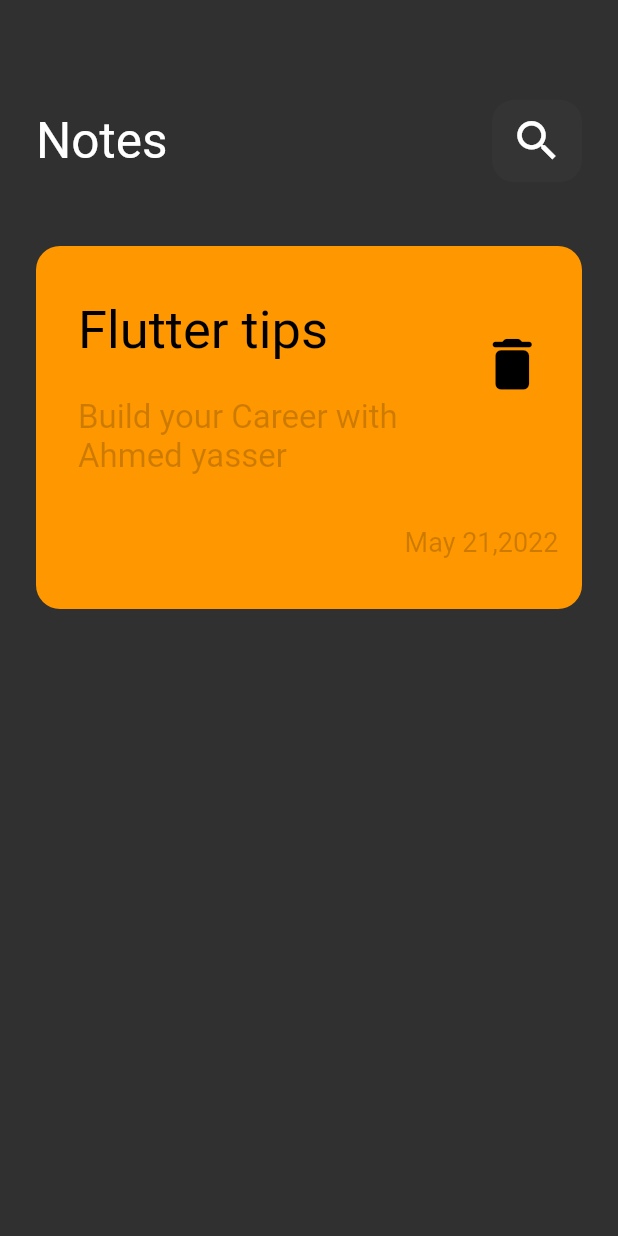
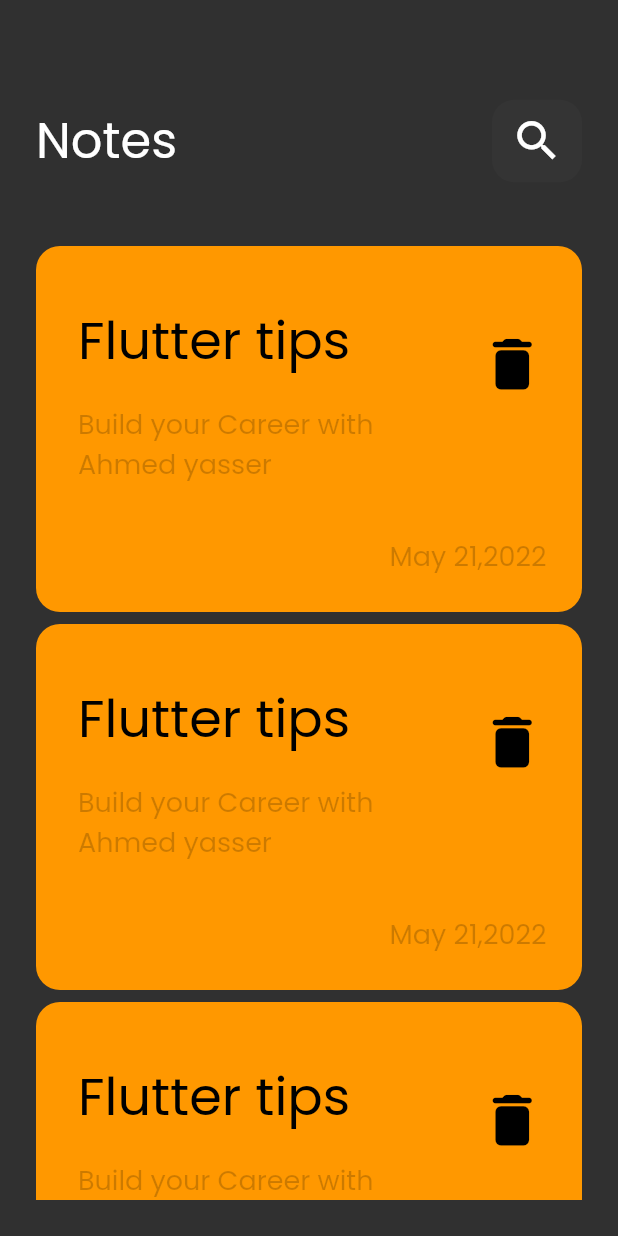
Before and after one commit to ahmed222002182002/project_note_app, a Flutter app: the screen it shows after launch, on a phone screen of 412 x 824 dp. Run offline on Flutter 3.47's test engine with Material 2 defaults, Android fonts, the phone set to English and light mode, and no system bars.

Commit message:
create listView.bulder

```diff
--- a/lib/Screesns/view_body.dart
+++ b/lib/Screesns/view_body.dart
@@ -22,9 +22,21 @@
               CustomIconbutten(),
             ],
           ),
-          Noteitem(),
+          Expanded(child: Noteslistview()),
         ],
       ),
     );
   }
 }
+class Noteslistview extends StatelessWidget {
+  const Noteslistview({super.key});
+  @override
+  Widget build(BuildContext context) {
+    return ListView.builder(itemBuilder: (context,index){
+      return const Padding(
+        padding:  EdgeInsets.only(bottom: 8),
+        child:  Noteitem(),
+      );
+    });
+  }
+}
--- a/lib/custom_widget/Note_item.dart
+++ b/lib/custom_widget/Note_item.dart
@@ -15,36 +15,35 @@
             children: [
               ListTile(
                 title: const Padding(
-                  padding:  EdgeInsets.only(bottom: 24),
+                  padding:  EdgeInsets.only(bottom: 16),
                   child:  Text('Flutter tips',style: TextStyle(
                     color: Colors.black,
                     fontSize: 35,
                   ),),
                 ),
 
-                subtitle: Text('Build your Career with Ahmed yasser',style: TextStyle(
-                  fontSize: 22,
-                  color: Colors.black.withOpacity(0.2),
-                ),),
+                subtitle: Padding(
+                  padding: const EdgeInsets.only(right: 24),
+                  child: Text('Build your Career with Ahmed yasser',style: TextStyle(
+                    fontSize: 18,
+                    color: Colors.black.withOpacity(0.2),
+                  ),),
+                ),
                 trailing: IconButton(onPressed: (){},
                   icon:const Icon(Icons.delete_rounded) ,color:Colors.black,
                 iconSize: 45,
                 ),
               ),
               Padding(
-                padding: const EdgeInsets.only(left: 218,top: 30),
+                padding: const EdgeInsets.only(left: 200,top: 30,),
                 child: Text('May 21,2022',style: TextStyle(
                   fontSize: 18,
                   color: Colors.black.withOpacity(0.2),
                 ),),
               ),
-              SizedBox(
-                height: 10,
-              ),
             ],
           ),
       ),
-
     );
   }
 }
--- a/lib/main.dart
+++ b/lib/main.dart
@@ -11,7 +11,9 @@
     return MaterialApp(
       debugShowCheckedModeBanner: false,
       theme: ThemeData(
-        brightness: Brightness.dark
+        brightness: Brightness.dark,
+        fontFamily: 'Poppins',
+
       ),
       home:const FirstView(),
     );
```
Also changed, not shown: pubspec.yaml (+5 -11 lines).
